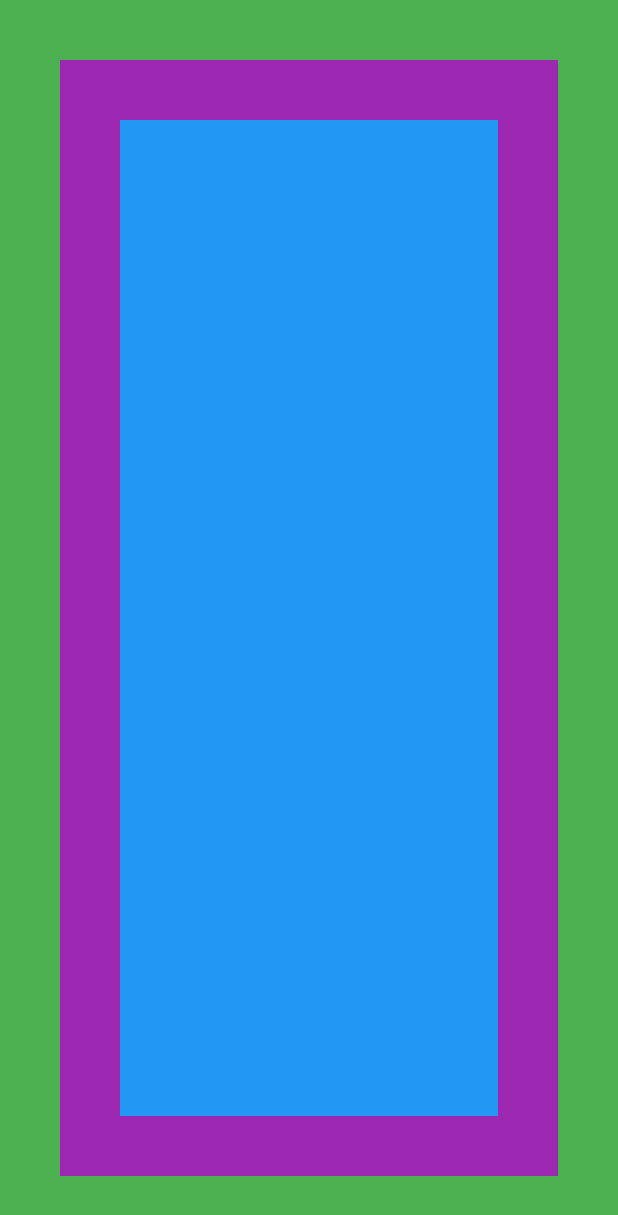
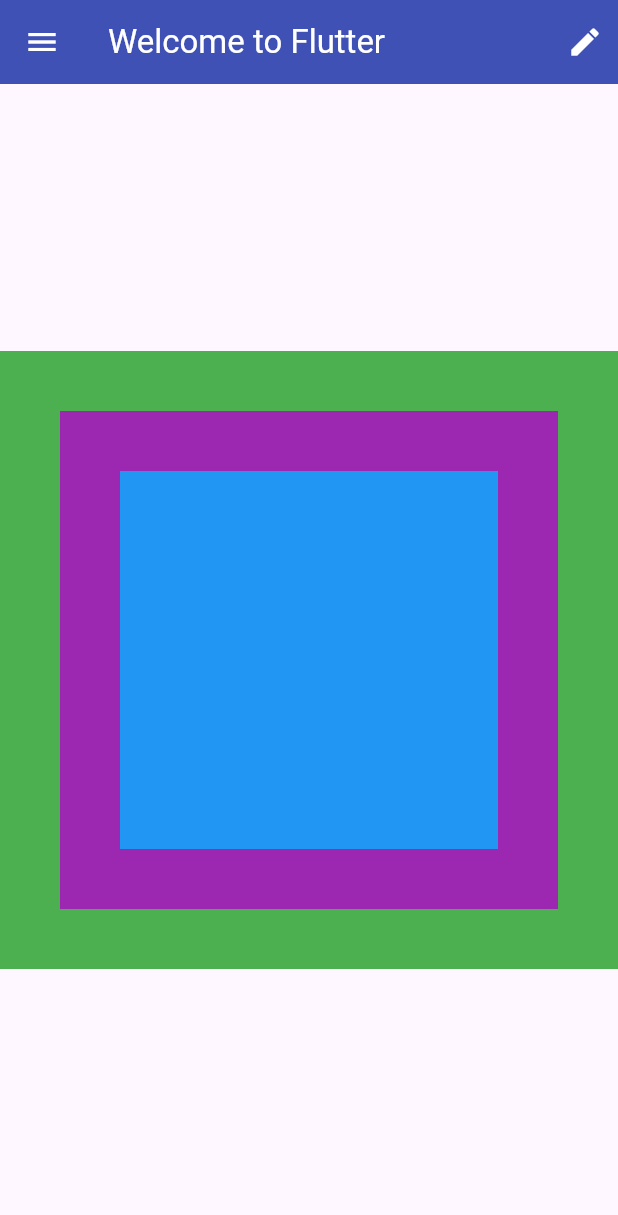
Before and after one commit to memtarhan/Become-a-Flutter-Developer, a Flutter app: the screen it shows after launch, on a phone screen of 412 x 824 dp. Shown: the top 1215 px of the screen. Run offline on Flutter 3.47's test engine with Material 3 defaults, Android fonts, the phone set to English and light mode, and no system bars; our stand-ins replace auto_size_text, cached_network_image, flutter_html, flutter_riverpod, flutter_slidable, flutter_svg and 2 more; missing offline and left inert: colorize_lumberdash, desktop_window, flutter_adaptive_scaffold, lumberdash.

Commit message:
<Flutter Cookbook>: AppBar

```diff
--- /dev/null
+++ b/flutter-cookbook/chapter_4/lib/basic_screen.dart
@@ -0,0 +1,31 @@
+import 'package:chapter_4/immutable_widget.dart';
+import 'package:flutter/material.dart';
+
+class BasicScreen extends StatelessWidget {
+  const BasicScreen({super.key});
+
+  @override
+  Widget build(BuildContext context) {
+    return Scaffold(
+      appBar: AppBar(
+        foregroundColor: Colors.white,
+        backgroundColor: Colors.indigo,
+        title: const Text('Welcome to Flutter'),
+        actions: const [
+          Padding(padding: EdgeInsets.all(10.0), child: Icon(Icons.edit)),
+        ],
+      ),
+      body: Center(
+        child: AspectRatio(aspectRatio: 1.0, child: ImmutableWidget()),
+      ),
+      drawer: Drawer(
+        child: Container(
+          color: Colors.lightBlue,
+          child: const Center(
+            child: Text("I'm a Drawer!"),
+          ),
+        ),
+      ),
+    );
+  }
+}
--- a/flutter-cookbook/chapter_4/lib/main.dart
+++ b/flutter-cookbook/chapter_4/lib/main.dart
@@ -1,6 +1,5 @@
+import 'package:chapter_4/basic_screen.dart';
 import 'package:flutter/material.dart';
-
-import 'immutable_widget.dart';
 
 // void main() => runApp(const StaticApp());
 void main() {
@@ -12,10 +11,9 @@ class StaticApp extends StatelessWidget {
 
   @override
   Widget build(BuildContext context) {
-    return MaterialApp(
-      title: "Flutter Demo",
-      theme: ThemeData(primarySwatch: Colors.blue),
-      home: const ImmutableWidget(),
+    return const MaterialApp(
+      home: BasicScreen(),
+      debugShowCheckedModeBanner: false,
     );
   }
 }
```
Also changed, not shown: 1 other file.
